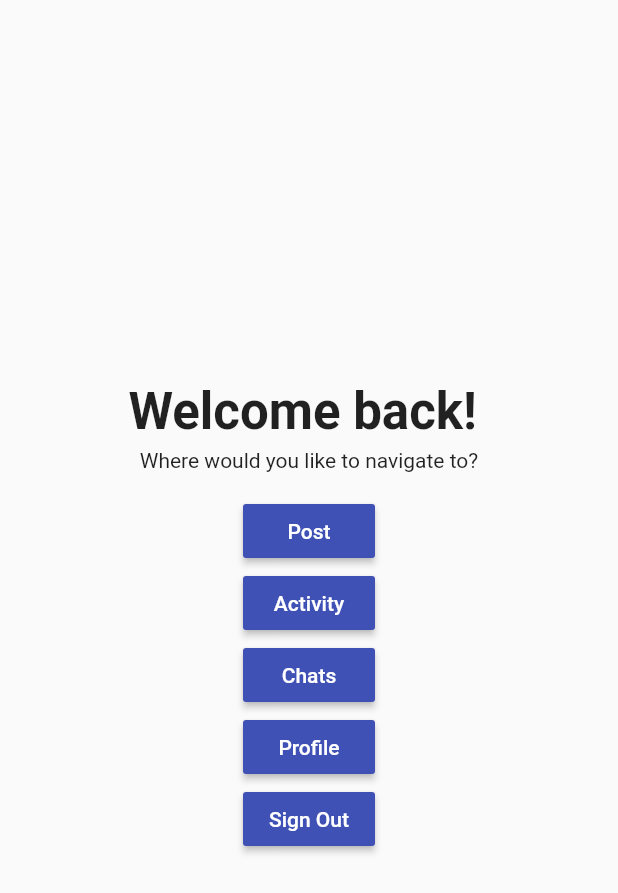
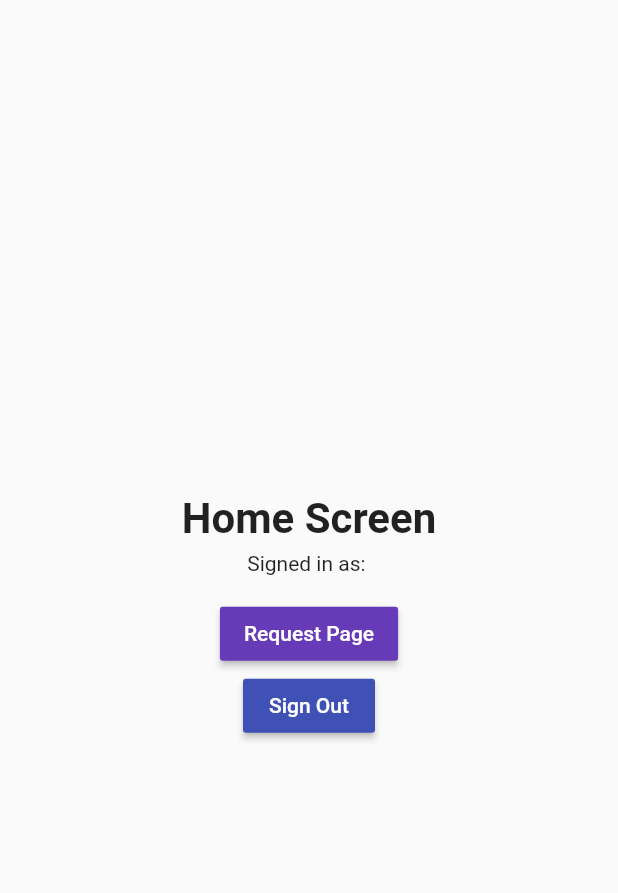
Before and after one commit to johnnythesnake12/STORM123, a Flutter app: the screen it shows once a user with an empty profile is signed in, on a phone screen of 412 x 824 dp. Shown: the top 893 px of the screen. Run offline on Flutter 3.47's test engine with Material 2 defaults, Android fonts, the phone set to English and light mode, and no system bars; our stand-ins replace cloud_firestore, firebase_auth, firebase_core; accounts and stored records are empty.

Commit message:
Add files via upload
Uploaded most recent progress on request page

```diff
--- a/storm_application/storm_application/lib/home_page.dart
+++ b/storm_application/storm_application/lib/home_page.dart
@@ -1,5 +1,6 @@
 import 'package:firebase_auth/firebase_auth.dart';
 import 'package:flutter/material.dart';
+import 'package:storm_application/request_page.dart';
 
 class HomePage extends StatefulWidget {
   const HomePage({Key? key}) : super(key: key);
@@ -19,10 +20,10 @@ class _HomePageState extends State<HomePage> {
           mainAxisAlignment: MainAxisAlignment.center,
           children: [
             // Home screen
-            Text("Welcome back! ",
+            Text("Home Screen",
               style: TextStyle(
                 fontWeight: FontWeight.bold,
-                fontSize: 34,
+                fontSize: 28,
               ),
             ),
 
@@ -30,58 +31,27 @@ class _HomePageState extends State<HomePage> {
             SizedBox(height: 5),
 
             // Signed in as: [user email]
-            Text('Where would you like to navigate to?'),
+            Text('Signed in as: ' + user.email!),
 
             // Spacer box
             SizedBox(height: 15),
 
-            // Sign out button
             MaterialButton(
               onPressed: () {
-                FirebaseAuth.instance.signOut();
+                Navigator.push(
+                  context,
+                  MaterialPageRoute(builder: (context) => const RequestPage()),
+                );
               },
-              color: Colors.indigo,
-              child: Text("Post",
+              color: Colors.deepPurple,
+              child: Text("Request Page",
                 style: TextStyle(
                   color: Colors.white,
                 ),
               ),
             ),
 
-            MaterialButton(
-              onPressed: () {
-                FirebaseAuth.instance.signOut();
-              },
-              color: Colors.indigo,
-              child: Text("Activity",
-                style: TextStyle(
-                  color: Colors.white,
-                ),
-              ),
-            ),
-
-            MaterialButton(
-              onPressed: () {
-                FirebaseAuth.instance.signOut();
-              },
-              color: Colors.indigo,
-              child: Text("Chats",
-                style: TextStyle(
-                  color: Colors.white,
-                ),
-              ),
-            ),
-            MaterialButton(
-              onPressed: () {
-                FirebaseAuth.instance.signOut();
-              },
-              color: Colors.indigo,
-              child: Text("Profile",
-                style: TextStyle(
-                  color: Colors.white,
-                ),
-              ),
-            ),
+            // Sign out button
             MaterialButton(
               onPressed: () {
                 FirebaseAuth.instance.signOut();
@@ -92,7 +62,7 @@ class _HomePageState extends State<HomePage> {
                   color: Colors.white,
                 ),
               ),
-            ),
+            )
           ],
         ),
       ),
--- /dev/null
+++ b/storm_application/storm_application/lib/request.dart
@@ -0,0 +1,45 @@
+import 'package:cloud_firestore/cloud_firestore.dart';
+
+class Request {
+  String title;
+  String description;
+  String category;
+  DateTime date;
+  String? referenceId;
+
+  Request(
+    {required this.title,
+      required this.description,
+      required this.category,
+      required this.date});
+
+  factory Request.fromSnapshot(DocumentSnapshot snapshot) {
+    final newRequest = Request.fromJson(snapshot.data() as Map<String, dynamic>);
+    newRequest.referenceId = snapshot.reference.id;
+    return newRequest;
+  }
+
+  factory Request.fromJson(Map<String, dynamic> json) => _requestFromJson(json);
+
+  Map<String, dynamic> toJson() => _requestToJson(this);
+
+  @override
+  String toString() => 'Request<$title>';
+}
+
+Request _requestFromJson(Map<String, dynamic> json) {
+  return Request(
+    title: json['request'] as String,
+    description: json['description'] as String,
+    category: json['category'] as String,
+    date: (json['date'] as Timestamp).toDate()
+  );
+}
+
+Map<String, dynamic> _requestToJson(Request instance) =>
+    <String, dynamic>{
+      'title': instance.title,
+      'description' : instance.description,
+      'category' : instance.category,
+      'date': instance.date,
+    };
```
Also changed, not shown: storm_application/storm_application/lib/add_request_dialog.dart (added, +22 -0 lines), storm_application/storm_application/lib/request_card.dart (added, +30 -0 lines), storm_application/storm_application/lib/request_page.dart (added, +65 -0 lines), storm_application/storm_application/lib/login_page.dart (line endings or trailing spaces), storm_application/storm_application/lib/main.dart (line endings or trailing spaces), storm_application/storm_application/lib/main_page.dart (line endings or trailing spaces), storm_application/storm_application/lib/register_page.dart (line endings or trailing spaces).
